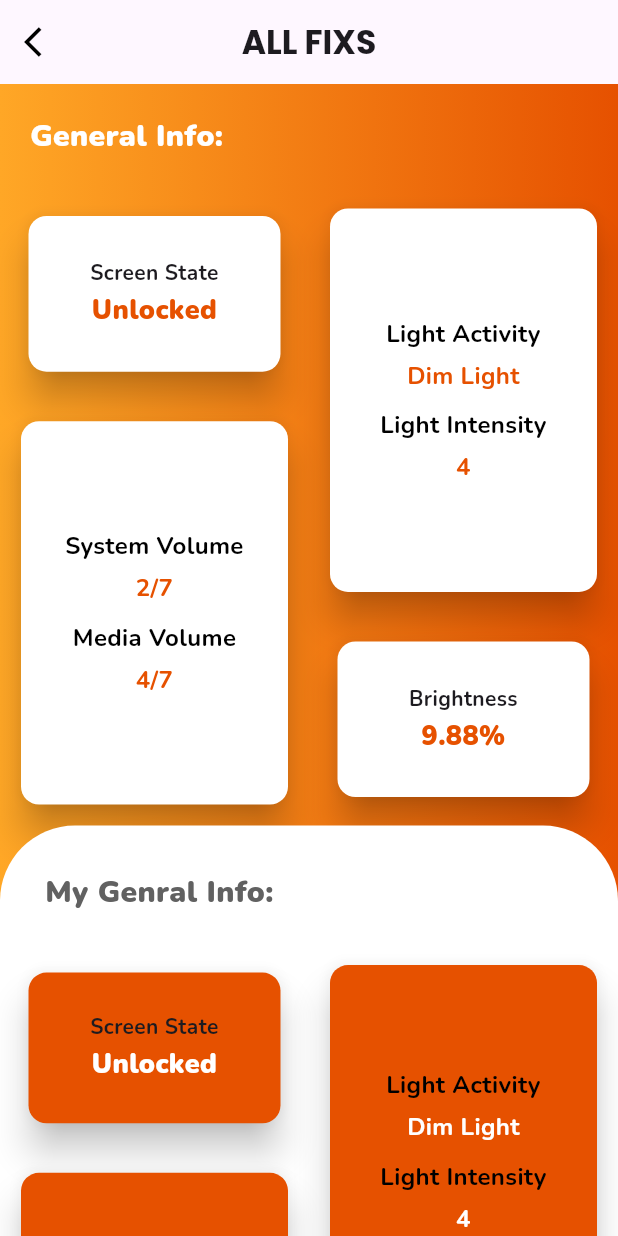
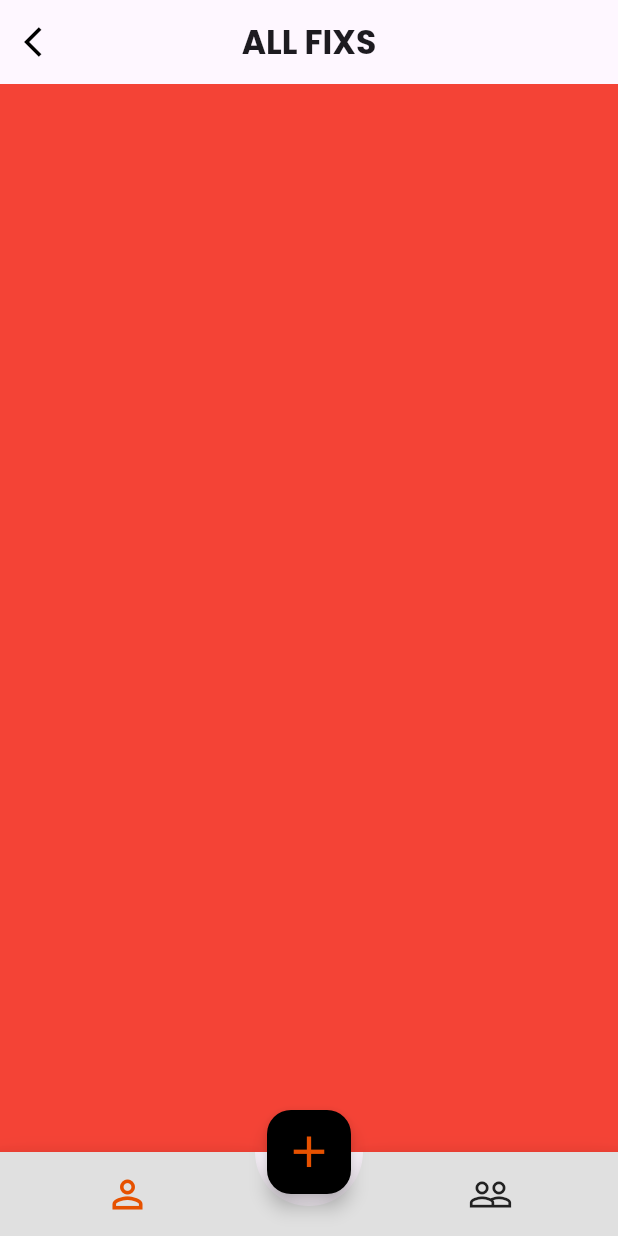
Before and after one commit to kashaf-ud-duja/All_fixs_flutter-projects, a Flutter app: the screen it shows after launch, on a phone screen of 412 x 824 dp. Run offline on Flutter 3.47's test engine with Material 3 defaults, Android fonts, the phone set to English and light mode, and no system bars; drawn by our look-alikes of animated_bottom_navigation_bar; our stand-ins replace circular_profile_avatar, flutter_sizer, font_awesome_flutter, getwidget, google_fonts, loading_animation_widget and 4 more; missing offline and left inert: dart:ffi, dart:html.

Commit message:
gallery main screen

```diff
--- /dev/null
+++ b/all_fixs/lib/Views/Features/Album/album_main.dart
@@ -0,0 +1,127 @@
+import 'dart:ffi';
+
+import 'package:animated_bottom_navigation_bar/animated_bottom_navigation_bar.dart';
+import 'package:flutter/animation.dart';
+import 'package:flutter/material.dart';
+import 'package:flutter/widgets.dart';
+import 'package:google_fonts/google_fonts.dart';
+
+class AlbumMain extends StatefulWidget {
+  const AlbumMain({super.key});
+  @override
+  State<AlbumMain> createState() => _AlbumMainState();
+}
+
+class _AlbumMainState extends State<AlbumMain>
+    with SingleTickerProviderStateMixin {
+  late Animation<double> animation;
+  late AnimationController animationController;
+  late CurvedAnimation curve;
+
+  List<IconData> iconslist = [
+    Icons.person_outline,
+    Icons.people_outline,
+  ];
+  int page = 0;
+  int Pageview = 0;
+  PageController pageController = PageController(initialPage: 0);
+  Widget pageviewsection() {
+    return PageView(
+      controller: pageController,
+      onPageChanged: (value) {
+        setState(
+          () {
+            print(value);
+          },
+        );
+      },
+      children: [
+        Container(
+          color: Colors.red,
+        ),
+        Container(
+          color: Colors.orange,
+        ),
+      ],
+    );
+  }
+
+  // BUILD function before rendering run in init state
+  @override
+  void initState() {
+
+
+    animationController = AnimationController(
+      vsync: this,
+      duration: Duration(seconds: 1),
+    );
+    curve = CurvedAnimation(
+        parent: animationController,
+        curve: const Interval(0.5, 1.0, curve: Curves.fastOutSlowIn));
+    animation =
+        Tween<double>(begin: 0, end: 1).animate(curve) as Animation<double>;
+    animationController.forward();
+
+
+    super.initState();
+  }
+
+  @override
+  Widget build(BuildContext context) {
+    return Scaffold(
+      appBar: AppBar(
+        title: Text(
+          "ALL FIXS",
+          style: GoogleFonts.poppins(fontWeight: FontWeight.bold),
+        ),
+        backgroundColor: Colors.transparent,
+        centerTitle: true,
+        leading: IconButton(
+          icon: Icon(Icons.arrow_back_ios),
+          color: Colors.black,
+          onPressed: () {
+            Navigator.of(context).pop();
+          },
+        ),
+      ),
+      floatingActionButton: ScaleTransition(
+        scale: animation,
+        child: FloatingActionButton(
+          elevation: 5,
+          splashColor: Colors.grey,
+          backgroundColor: Colors.black,
+          child: Icon(
+            Icons.add,
+            color: Colors.orange[900],
+            size: 35,
+          ),
+          onPressed: () {},
+        ),
+      ),
+      floatingActionButtonLocation: FloatingActionButtonLocation.centerDocked,
+      bottomNavigationBar: AnimatedBottomNavigationBar(
+        backgroundColor: Colors.grey[300],
+        icons: iconslist,
+        iconSize: 30,
+        activeIndex: page,
+        activeColor: Colors.orange[900],
+        inactiveColor: Colors.grey[900],
+        splashSpeedInMilliseconds: 300,
+        notchSmoothness: NotchSmoothness.smoothEdge,
+        // leftCornerRadius: 32,
+        // rightCornerRadius: 32,
+        gapLocation: GapLocation.center,
+        onTap: (p0) {
+          setState(
+            () {
+              Pageview = p0;
+              pageController.animateToPage(p0,
+                  duration: Duration(milliseconds: 200), curve: Curves.linear);
+            },
+          );
+        },
+      ),
+      body: pageviewsection(),
+    );
+  }
+}
--- a/all_fixs/lib/Views/Features/DeviceInfo/General Info/general_info.dart
+++ b/all_fixs/lib/Views/Features/DeviceInfo/General Info/general_info.dart
@@ -84,16 +84,14 @@ class GeneralInfo extends StatelessWidget {
                                         flex: 2,
                                         child: TwoWidgetCard(
                                           txt1: 'System Volume',
-                                          txtclr1: Colors.black,
+                                          txtclr: Colors.black,
                                           value1: "2/7",
-                                          valueclr1: null,
+                                          valueclr: null,
                                           cardclr: Colors.white,
                                           subWidget1: null,
                                           txt2: 'Media Volume',
                                           value2: '4/7',
-                                          txtclr2: Colors.black,
                                           subWidget2: null,
-                                          valueclr2: null,
                                         ),
                                       ),
                                     ],
@@ -109,15 +107,13 @@ class GeneralInfo extends StatelessWidget {
                                         flex: 2,
                                         child: TwoWidgetCard(
                                           txt1: 'Light Activity',
-                                          txtclr1: Colors.black,
+                                          txtclr: Colors.black,
                                           value1: "Dim Light",
-                                          valueclr1: Colors.orange[900],
+                                          valueclr: Colors.orange[900],
                                           subWidget1: null,
                                           txt2: 'Light Intensity',
                                           value2: '4',
-                                          txtclr2: Colors.black,
                                           subWidget2: null,
-                                          valueclr2: Colors.orange[900],
                                           cardclr: Colors.white,
                                         ),
                                       ),
@@ -196,15 +192,13 @@ class GeneralInfo extends StatelessWidget {
                                         flex: 2,
                                         child: TwoWidgetCard(
                                           txt1: 'System Volume',
-                                          txtclr1: Colors.black,
+                                          txtclr: Colors.black,
                                           value1: "2/7",
-                                          valueclr1: Colors.white,
+                                          valueclr: Colors.white,
                                           cardclr: Colors.orange[900],
                                           subWidget1: null,
                                           txt2: 'Media Volume',
-                                          txtclr2: Colors.black,
                                           value2: '4/7',
-                                          valueclr2: Colors.white,
                                           subWidget2: null,
                                         ),
                                       ),
@@ -221,14 +215,12 @@ class GeneralInfo extends StatelessWidget {
                                         flex: 2,
                                         child: TwoWidgetCard(
                                           txt1: 'Light Activity',
-                                          txtclr1: Colors.black,
+                                          txtclr: Colors.black,
                                           value1: "Dim Light",
-                                          valueclr1: Colors.white,
+                                          valueclr: Colors.white,
                                           subWidget1: null,
                                           txt2: 'Light Intensity',
-                                          txtclr2: Colors.black,
                                           value2: '4',
-                                          valueclr2: Colors.white,
                                           cardclr: Colors.orange[900],
                                           subWidget2: null,
                                         ),
--- a/all_fixs/lib/Views/Widgets/Features/DeviceInfo/General Info/two_widget_card.dart
+++ b/all_fixs/lib/Views/Widgets/Features/DeviceInfo/General Info/two_widget_card.dart
@@ -5,30 +5,27 @@ class TwoWidgetCard extends StatelessWidget {
   final String txt1;
   final String value1;
   final Widget? subWidget1;
-  final Color? txtclr1;
-  final Color? valueclr1;
+  final Color? txtclr;
+  final Color? valueclr;
 
   final Color? cardclr;
 
   final String txt2;
-  final Color? txtclr2;
   final String value2;
-  final Color? valueclr2;
   final Widget? subWidget2;
 
   TwoWidgetCard({
     required this.txt1,
     required this.value1,
     required this.subWidget1,
-    required this.txtclr1,
-    required this.valueclr1,
 
     required this.cardclr,
+required this.txtclr,
+ required this.valueclr,
+    required this.txt2,
 
-    required this.txt2,
-    required this.txtclr2,
     required this.value2,
-    required this.valueclr2,
+
     required this.subWidget2,
   });
 
@@ -55,7 +52,7 @@ class TwoWidgetCard extends StatelessWidget {
                         style: GoogleFonts.nunito(
                           fontWeight: FontWeight.bold,
                           fontSize: 16,
-                          color: txtclr1 ?? Colors.black,
+                          color: txtclr ?? Colors.black,
                         ),
                       ),
                       SizedBox(
@@ -68,7 +65,7 @@ class TwoWidgetCard extends StatelessWidget {
                             style: GoogleFonts.nunito(
                               fontWeight: FontWeight.bold,
                               fontSize: 16,
-                              color: valueclr1 ?? Colors.orange[900],
+                              color: valueclr ?? Colors.orange[900],
                             ),
                           ),
                       SizedBox(
@@ -80,7 +77,7 @@ class TwoWidgetCard extends StatelessWidget {
                         style: GoogleFonts.nunito(
                           fontWeight: FontWeight.bold,
                           fontSize: 16,
-                          color: txtclr2 ?? Colors.black,
+                          color: txtclr ?? Colors.black,
                         ),
                       ),
                       SizedBox(
@@ -93,7 +90,7 @@ class TwoWidgetCard extends StatelessWidget {
                             style: GoogleFonts.nunito(
                               fontWeight: FontWeight.bold,
                               fontSize: 16,
-                              color: valueclr2 ?? Colors.orange[900],
+                              color: valueclr ?? Colors.orange[900],
                             ),
                           ),
                     ],
--- a/all_fixs/lib/Views/Widgets/Features/DeviceInfo/two_value_card.dart
+++ b/all_fixs/lib/Views/Widgets/Features/DeviceInfo/two_value_card.dart
@@ -32,6 +32,7 @@ class TwoValueCard extends StatelessWidget {
               textAlign: TextAlign.center,
               style: GoogleFonts.nunito(
                 fontWeight: FontWeight.bold,
+                color: Colors.black
               ),
             ),
             SizedBox(
--- a/all_fixs/lib/main.dart
+++ b/all_fixs/lib/main.dart
@@ -1,7 +1,9 @@
 // ignore_for_file: unused_import
+import 'package:all_fixs/Views/Features/Album/album_main.dart';
 import 'package:all_fixs/Views/Features/DeviceInfo/BatteryInfo/battery_info.dart';
+import 'package:all_fixs/Views/Features/DeviceInfo/Device%20Specs/device_specs.dart';
 import 'package:all_fixs/Views/Features/DeviceInfo/General%20Info/general_info.dart';
-import 'package:all_fixs/Views/Features/DeviceInfo/Location/location_info.dart';
+import 'package:all_fixs/Views/Features/DeviceInfo/Location%20Info/location_info.dart';
 import 'package:all_fixs/Views/Features/DeviceInfo/UserStatus/user_status.dart';
 import 'package:all_fixs/Views/Features/DeviceInfo/device_info.dart';
 import 'package:all_fixs/Views/Homepage/Dashboard.dart';
@@ -17,6 +19,7 @@ import 'package:all_fixs/Views/Invitation/accept_invite.dart';
 import 'package:all_fixs/Views/Invitation/invite_friend.dart';
 import 'package:all_fixs/Views/Profile/profile_setup.dart';
 import 'package:flutter_sizer/flutter_sizer.dart';
+
 void main() {
   runApp(Allfixs());
 }
@@ -25,14 +28,15 @@ class Allfixs extends StatelessWidget {
   const Allfixs({super.key});
   @override
   Widget build(BuildContext context) {
-          return FlutterSizer(
-            builder: (context, orientation, screenType) {
-            return MaterialApp(
-              title: 'All Fixs',
-              home: GeneralInfo(),
-              debugShowCheckedModeBanner: false,
-            );
-            }
-          );
+    return FlutterSizer(builder: (context, orientation, screenType) {
+      return MaterialApp(
+        // theme: ThemeData(
+        //   useMaterial3: false,
+        // ),
+        title: 'All Fixs',
+        home: AlbumMain(),
+        debugShowCheckedModeBanner: false,
+      );
+    });
   }
 }
```
Also changed, not shown: all_fixs/lib/Views/Features/DeviceInfo/Device Specs/device_specs.dart (added, +185 -0 lines), all_fixs/lib/Views/Features/DeviceInfo/device_info.dart (+11 -5 lines), all_fixs/lib/Views/Widgets/Features/DeviceInfo/gradient_button_container.dart (+7 -10 lines), all_fixs/lib/Views/Features/DeviceInfo/Location Info/location_info.dart (renamed from all_fixs/lib/Views/Features/DeviceInfo/Location/location_info.dart).
